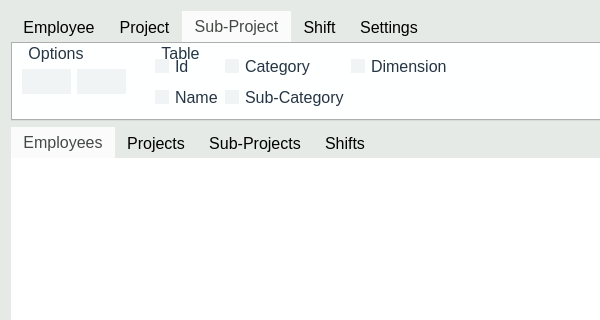
Qt form Source/Time-Track/mainform.ui (joshuawootonn/time-track) before a commit; both pictures show x 0 to 600 and y 0 to 320 of the 1280 by 720 pixel window.
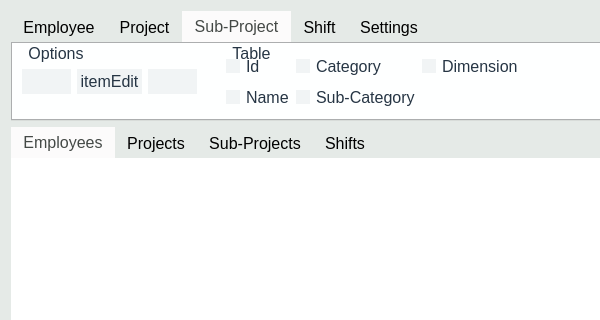
The same form after that commit. The open tabs and pages were chosen to show the change.

What changed in the file:
```diff
--- a/Source/Time-Track/mainform.ui
+++ b/Source/Time-Track/mainform.ui
@@ -1422,6 +1422,13 @@
                 </property>
                </widget>
               </item>
+              <item>
+               <widget class="QPushButton" name="ItemEdit">
+                <property name="text">
+                 <string>itemEdit</string>
+                </property>
+               </widget>
+              </item>
               <item>
                <widget class="QPushButton" name="ItemDelete">
                 <property name="text">
```
Left out of the diff: 14 changed lines with no effect on the pictures.
